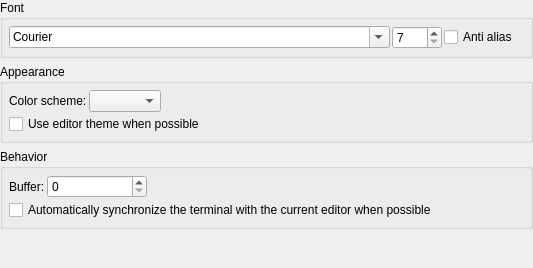
This is resources/ui/configure/terminal.ui in prymatex/prymatex as Qt 5 draws it before an edit. The edited form follows.
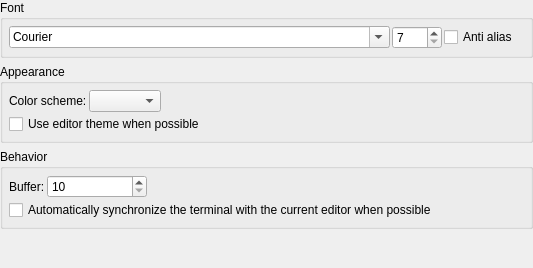
This is the edited form.

Commit message: terminal settings

Patch:
```diff
--- a/resources/ui/configure/terminal.ui
+++ b/resources/ui/configure/terminal.ui
@@ -145,6 +145,15 @@
           <height>16777215</height>
          </size>
         </property>
+        <property name="minimum">
+         <number>10</number>
+        </property>
+        <property name="maximum">
+         <number>1000</number>
+        </property>
+        <property name="singleStep">
+         <number>10</number>
+        </property>
        </widget>
       </item>
       <item row="3" column="0" colspan="2">
```
Left out of the diff: 4 changed lines with no effect on the pictures. The commit also changes 7 other files.
